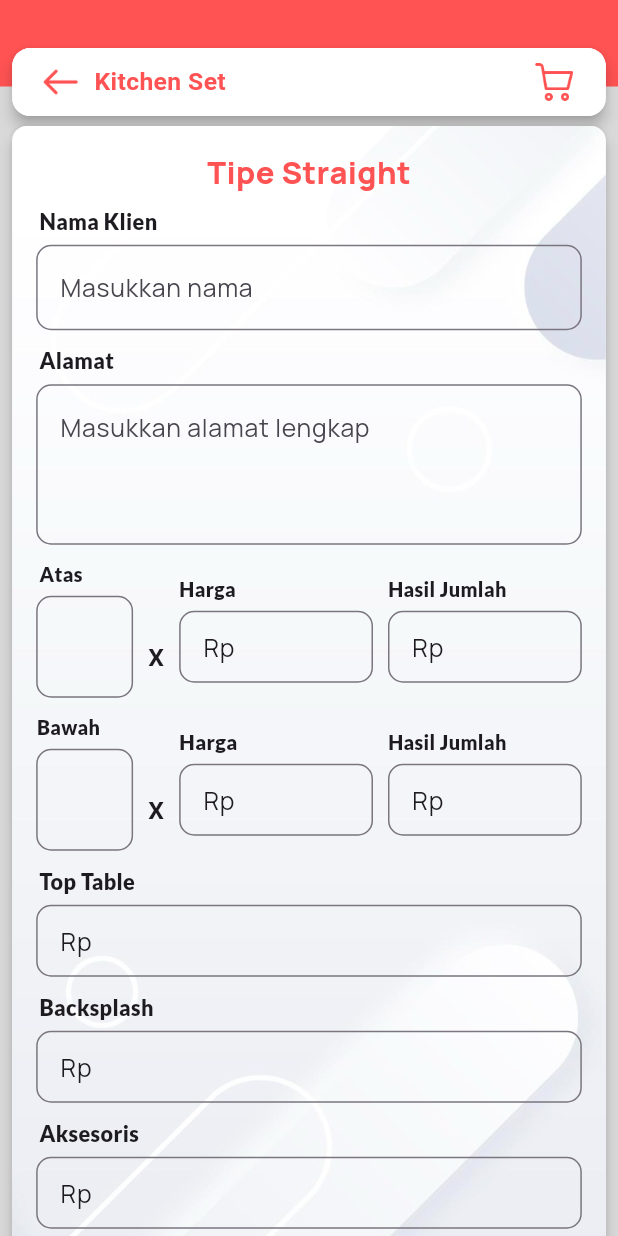
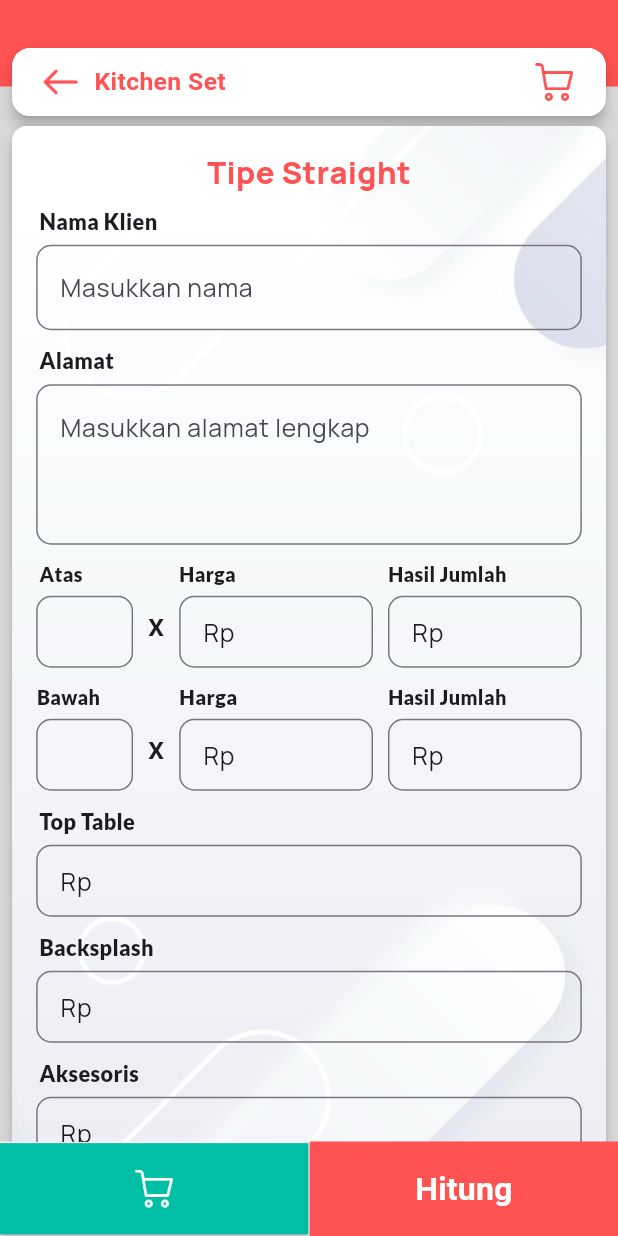
Before and after one commit to KangAbib/perhitungan_interior_candratama, a Flutter app: the Tipe_Straight screen opened directly, on a phone screen of 412 x 824 dp. Run offline on Flutter 3.47's test engine with Material 3 defaults, Android fonts, the phone set to English and light mode, and no system bars; our stand-ins replace google_fonts.

Commit message:
perubahan di tipe stright dan inv

```diff
--- a/lib/kitchen_set/tipe_straight.dart
+++ b/lib/kitchen_set/tipe_straight.dart
@@ -1,5 +1,6 @@
 import 'package:flutter/material.dart';
 import 'package:flutter/services.dart';
+import 'package:ganesha_interior/Invoice/INV_tipe_straight.dart';
 import 'package:ganesha_interior/screens/home_screen.dart';
 import 'package:google_fonts/google_fonts.dart';
 
@@ -11,8 +12,10 @@ class Tipe_Straight extends StatefulWidget {
 }
 
 class _Tipe_StraightState extends State<Tipe_Straight> {
-  TextEditingController hargaAtasController = TextEditingController(text: "Rp ");
-  TextEditingController hargaBawahController = TextEditingController(text: "Rp ");
+  TextEditingController hargaAtasController =
+      TextEditingController(text: "Rp ");
+  TextEditingController hargaBawahController =
+      TextEditingController(text: "Rp ");
   TextEditingController hasilJumlahController =
       TextEditingController(text: "Rp ");
   TextEditingController topTableController = TextEditingController(text: "Rp ");
@@ -101,6 +104,7 @@ class _Tipe_StraightState extends State<Tipe_Straight> {
     double screenHeight = MediaQuery.of(context).size.height;
 
     return Scaffold(
+      resizeToAvoidBottomInset: false,
       body: Stack(
         children: [
           Container(
@@ -141,6 +145,7 @@ class _Tipe_StraightState extends State<Tipe_Straight> {
                     Row(
                       children: [
                         GestureDetector(
+                          onTap: () => FocusScope.of(context).unfocus(),
                           onTapDown: _onTapDown,
                           onTapUp: _onTapUp,
                           onTapCancel: _onTapCancel,
@@ -241,9 +246,8 @@ class _Tipe_StraightState extends State<Tipe_Straight> {
                                   SizedBox(height: 5),
                                   TextField(
                                     style: GoogleFonts.manrope(
-                                      fontSize: screenWidth *
-                                          0.04, // Sesuaikan ukuran font
-                                      fontWeight: FontWeight.w400, // Regular
+                                      fontSize: screenWidth * 0.04,
+                                      fontWeight: FontWeight.w400,
                                     ),
                                     decoration: InputDecoration(
                                       hintText: "Masukkan nama",
@@ -272,9 +276,8 @@ class _Tipe_StraightState extends State<Tipe_Straight> {
                                   TextField(
                                     maxLines: 3,
                                     style: GoogleFonts.manrope(
-                                      fontSize: screenWidth *
-                                          0.04, // Sesuaikan ukuran font
-                                      fontWeight: FontWeight.w400, // Regular
+                                      fontSize: screenWidth * 0.04,
+                                      fontWeight: FontWeight.w400,
                                     ),
                                     decoration: InputDecoration(
                                       hintText: "Masukkan alamat lengkap",
@@ -328,7 +331,13 @@ class _Tipe_StraightState extends State<Tipe_Straight> {
                                                 ),
                                                 contentPadding:
                                                     EdgeInsets.symmetric(
-                                                        vertical: 22,
+                                                        vertical: MediaQuery.of(
+                                                                        context)
+                                                                    .size
+                                                                    .width >
+                                                                600
+                                                            ? 22
+                                                            : 12,
                                                         horizontal: 12),
                                               ),
                                               keyboardType:
@@ -343,7 +352,14 @@ class _Tipe_StraightState extends State<Tipe_Straight> {
                                         mainAxisAlignment:
                                             MainAxisAlignment.center,
                                         children: [
-                                          SizedBox(height: 40),
+                                          SizedBox(
+                                            height: MediaQuery.of(context)
+                                                        .size
+                                                        .width >
+                                                    600
+                                                ? 40
+                                                : 20,
+                                          ),
                                           Text("X",
                                               style: TextStyle(
                                                   fontSize: screenWidth * 0.04,
@@ -371,10 +387,8 @@ class _Tipe_StraightState extends State<Tipe_Straight> {
                                             TextField(
                                               controller: hargaAtasController,
                                               style: GoogleFonts.manrope(
-                                                fontSize: screenWidth *
-                                                    0.04, // Sesuaikan ukuran font
-                                                fontWeight:
-                                                    FontWeight.w400, // Regular
+                                                fontSize: screenWidth * 0.04,
+                                                fontWeight: FontWeight.w400,
                                               ),
                                               decoration: InputDecoration(
                                                 border: OutlineInputBorder(
@@ -427,10 +441,8 @@ class _Tipe_StraightState extends State<Tipe_Straight> {
                                             TextField(
                                               controller: hasilJumlahController,
                                               style: GoogleFonts.manrope(
-                                                fontSize: screenWidth *
-                                                    0.04, // Sesuaikan ukuran font
-                                                fontWeight:
-                                                    FontWeight.w400, // Regular
+                                                fontSize: screenWidth * 0.04,
+                                                fontWeight: FontWeight.w400,
                                               ),
                                               decoration: InputDecoration(
                                                 border: OutlineInputBorder(
@@ -497,9 +509,14 @@ class _Tipe_StraightState extends State<Tipe_Straight> {
                                                 ),
                                                 contentPadding:
                                                     EdgeInsets.symmetric(
-                                                        vertical: 22,
+                                                        vertical: MediaQuery.of(
+                                                                        context)
+                                                                    .size
+                                                                    .width >
+                                                                600
+                                                            ? 22
+                                                            : 12,
                                                         horizontal: 12),
-
                                               ),
                                               keyboardType:
                                                   TextInputType.number,
@@ -513,7 +530,14 @@ class _Tipe_StraightState extends State<Tipe_Straight> {
                                         mainAxisAlignment:
                                             MainAxisAlignment.center,
                                         children: [
-                                          SizedBox(height: 40),
+                                          SizedBox(
+                                            height: MediaQuery.of(context)
+                                                        .size
+                                                        .width >
+                                                    600
+                                                ? 40
+                                                : 20,
+                                          ),
                                           Text("X",
                                               style: TextStyle(
                                                   fontSize: screenWidth * 0.04,
@@ -541,10 +565,8 @@ class _Tipe_StraightState extends State<Tipe_Straight> {
                                             TextField(
                                               controller: hargaBawahController,
                                               style: GoogleFonts.manrope(
-                                                fontSize: screenWidth *
-                                                    0.04, // Sesuaikan ukuran font
-                                                fontWeight:
-                                                    FontWeight.w400, // Regular
+                                                fontSize: screenWidth * 0.04,
+                                                fontWeight: FontWeight.w400,
                                               ),
                                               decoration: InputDecoration(
                                                 border: OutlineInputBorder(
@@ -598,10 +620,8 @@ class _Tipe_StraightState extends State<Tipe_Straight> {
                                             TextField(
                                               controller: hasilJumlahController,
                                               style: GoogleFonts.manrope(
-                                                fontSize: screenWidth *
-                                                    0.04, // Sesuaikan ukuran font
-                                                fontWeight:
-                                                    FontWeight.w400, // Regular
+                                                fontSize: screenWidth * 0.04,
+                                                fontWeight: FontWeight.w400,
                                               ),
                                               decoration: InputDecoration(
                                                 border: OutlineInputBorder(
@@ -643,17 +663,15 @@ class _Tipe_StraightState extends State<Tipe_Straight> {
                                   TextField(
                                     controller: topTableController,
                                     style: GoogleFonts.manrope(
-                                      fontSize: screenWidth *
-                                          0.04, // Sesuaikan ukuran font
-                                      fontWeight: FontWeight.w400, // Regular
+                                      fontSize: screenWidth * 0.04,
+                                      fontWeight: FontWeight.w400,
                                     ),
                                     decoration: InputDecoration(
                                       border: OutlineInputBorder(
                                         borderRadius: BorderRadius.circular(10),
                                       ),
                                       contentPadding: EdgeInsets.symmetric(
-                                          vertical: 10,
-                                          horizontal: 12), // Tambahkan di sini
+                                          vertical: 10, horizontal: 12),
                                     ),
                                     keyboardType: TextInputType.number,
                                     onChanged: (value) =>
@@ -679,17 +697,15 @@ class _Tipe_StraightState extends State<Tipe_Straight> {
                                   TextField(
                                     controller: backsplashController,
                                     style: GoogleFonts.manrope(
-                                      fontSize: screenWidth *
-                                          0.04, // Sesuaikan ukuran font
-                                      fontWeight: FontWeight.w400, // Regular
+                                      fontSize: screenWidth * 0.04,
+                                      fontWeight: FontWeight.w400,
                                     ),
                                     decoration: InputDecoration(
                                       border: OutlineInputBorder(
                                         borderRadius: BorderRadius.circular(10),
                                       ),
                                       contentPadding: EdgeInsets.symmetric(
-                                          vertical: 10,
-                                          horizontal: 12), // Tambahkan di sini
+                                          vertical: 10, horizontal: 12),
                                     ),
                                     keyboardType: TextInputType.number,
                                     onChanged: (value) => formatInput(
@@ -715,17 +731,15 @@ class _Tipe_StraightState extends State<Tipe_Straight> {
                                   TextField(
                                     controller: aksesorisController,
                                     style: GoogleFonts.manrope(
-                                      fontSize: screenWidth *
-                                          0.04, // Sesuaikan ukuran font
-                                      fontWeight: FontWeight.w400, // Regular
+                                      fontSize: screenWidth * 0.04,
+                                      fontWeight: FontWeight.w400,
                                     ),
                                     decoration: InputDecoration(
                                       border: OutlineInputBorder(
                                         borderRadius: BorderRadius.circular(10),
                                       ),
                                       contentPadding: EdgeInsets.symmetric(
-                                          vertical: 10,
-                                          horizontal: 12), // Tambahkan di sini
+                                          vertical: 10, horizontal: 12),
                                     ),
                                     keyboardType: TextInputType.number,
                                     onChanged: (value) =>
@@ -751,17 +765,15 @@ class _Tipe_StraightState extends State<Tipe_Straight> {
                                   TextField(
                                     controller: uangMukaController,
                                     style: GoogleFonts.manrope(
-                                      fontSize: screenWidth *
-                                          0.04, // Sesuaikan ukuran font
-                                      fontWeight: FontWeight.w400, // Regular
+                                      fontSize: screenWidth * 0.04,
+                                      fontWeight: FontWeight.w400,
                                     ),
                                     decoration: InputDecoration(
                                       border: OutlineInputBorder(
                                         borderRadius: BorderRadius.circular(10),
                                       ),
                                       contentPadding: EdgeInsets.symmetric(
-                                          vertical: 10,
-                                          horizontal: 12), // Tambahkan di sini
+                                          vertical: 10, horizontal: 12),
                                     ),
                                     keyboardType: TextInputType.number,
                                     onChanged: (value) =>
@@ -781,6 +793,69 @@ class _Tipe_StraightState extends State<Tipe_Straight> {
           ),
         ],
       ),
+      bottomNavigationBar: Padding(
+        padding: const EdgeInsets.symmetric(horizontal: 0, vertical: 0),
+        child: Row(
+          children: [
+            Expanded(
+              flex: 1,
+              child: ElevatedButton(
+                onPressed: () {},
+                style: ElevatedButton.styleFrom(
+                  backgroundColor: const Color(0xFF00BFA5),
+                  padding: const EdgeInsets.symmetric(vertical: 16),
+                  shape: RoundedRectangleBorder(
+                    borderRadius: BorderRadius.zero,
+                  ),
+                ),
+                child: Row(
+                  mainAxisAlignment: MainAxisAlignment.center,
+                  children: [
+                    Image.asset(
+                      "assets/images/keranjang_putih.png",
+                      height: MediaQuery.of(context).size.height * 0.035,
+                      width: MediaQuery.of(context).size.height * 0.035,
+                      fit: BoxFit.contain,
+                    ),
+                  ],
+                ),
+              ),
+            ),
+            const SizedBox(width: 1),
+            Expanded(
+  flex: 1,
+  child: ElevatedButton(
+    onPressed: () {
+      Navigator.push(
+        context,
+        MaterialPageRoute(
+          builder: (context) => const INV_TipeStraight(),
+        ),
+      );
+    },
+    style: ElevatedButton.styleFrom(
+      backgroundColor: const Color(0xFFFF5252),
+      padding: const EdgeInsets.symmetric(vertical: 16),
+      shape: RoundedRectangleBorder(
+        borderRadius: BorderRadius.zero,
+      ),
+    ),
+    child: Text(
+      'Hitung',
+      style: TextStyle(
+        color: Colors.white,
+        fontWeight: FontWeight.bold,
+        fontSize: MediaQuery.of(context).size.width * 0.052,
+      ),
+    ),
+  ),
+),
+
+          ],
+        ),
+      ),
     );
   }
+
+  dynamic get bottomNavigationBar => bottomNavigationBar;
 }
```
Also changed, not shown: lib/Invoice/INV_tipe_straight.dart (+224 -0 lines), lib/core.dart (added, +32 -0 lines), assets/images/keranjang_putih.png (added), assets/images/logo_inv.png (added), assets/images/logo_inv1.png (added), lib/core_package.dart (added), 1 other file.
